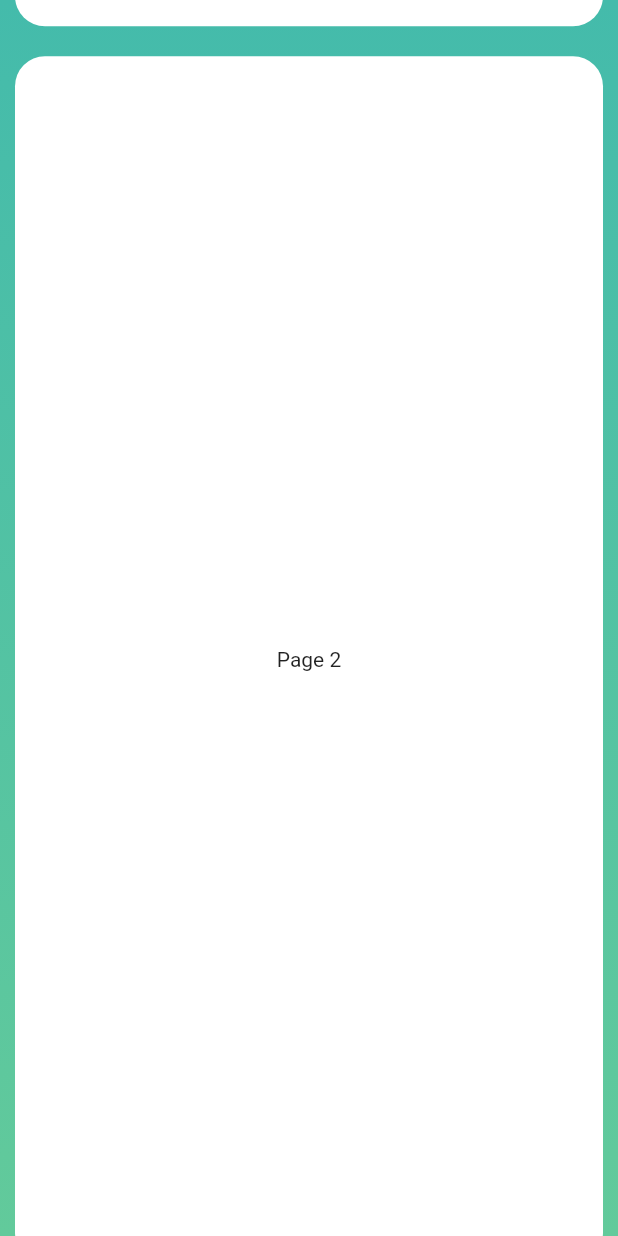
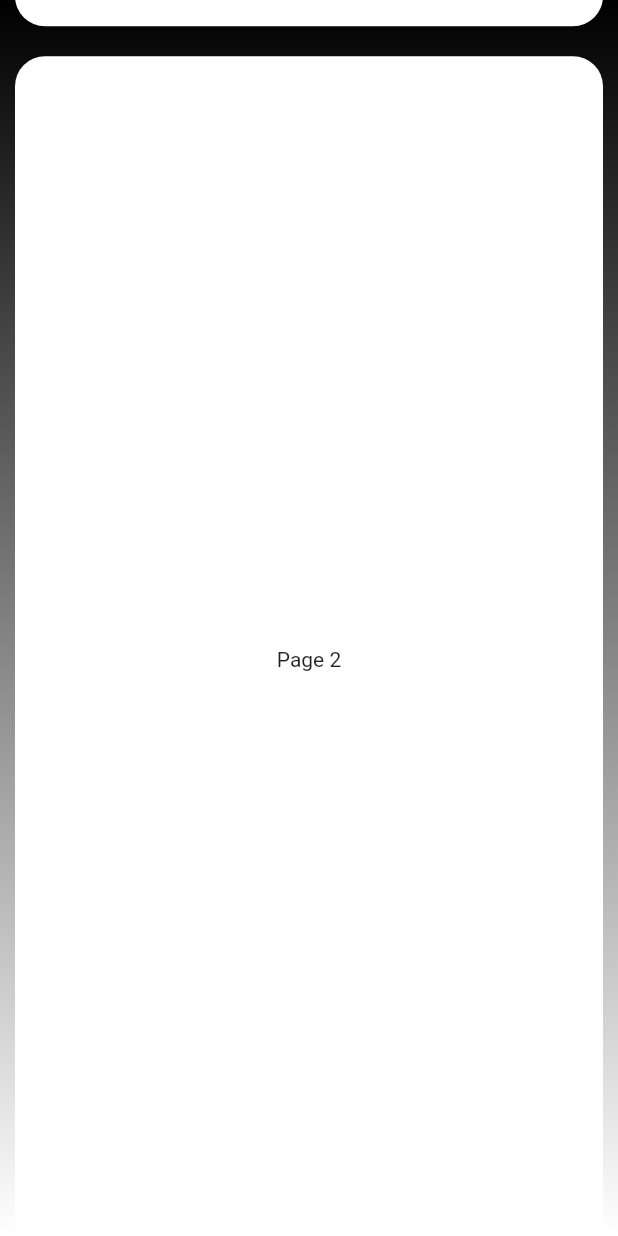
Before and after one commit to Kylsea/leav, a Flutter app: the screen it shows after launch, scrolled down 576 dp, on a phone screen of 412 x 824 dp. Run offline on Flutter 3.47's test engine with Material 2 defaults, Android fonts, the light colour scheme and no system bars; our stand-ins replace font_awesome_flutter.

Commit message:
v1.0.6 - Blue&Black
- Ignore deploy

```diff
--- a/lib/main.dart
+++ b/lib/main.dart
@@ -26,8 +26,8 @@ class _MainState extends State<Main> {
                 begin: Alignment.topCenter,
                 end: Alignment.bottomCenter,
                 colors: [
-                  Color(0xFF44BBAB),
-                  Color(0xFF62CA9B),
+                  Colors.black,
+                  Colors.white,
                 ],
               ),
             ),
@@ -62,7 +62,7 @@ class _MainState extends State<Main> {
                               fontSize: 60.0,
                               fontWeight: FontWeight.bold,
                               fontFamily: 'Source Sans Pro',
-                              color: Color(0xFF01B189),
+                              color: Color(0xFF303f9f),
                             ),
                           ),
                         ),
@@ -71,7 +71,7 @@ class _MainState extends State<Main> {
                         width: 150.0,
                         height: 150.0,
                         child: FloatingActionButton(
-                          splashColor: Color.fromRGBO(255, 255, 255, 0),
+                          //splashColor: Color.fromRGBO(255, 255, 255, 0),
                           child: SizedBox(
                             width: 75.0,
                             child: Icon(
@@ -97,7 +97,7 @@ class _MainState extends State<Main> {
                                   style: TextStyle(
                                     fontSize: 22.0,
                                     fontFamily: 'Source Sans Pro',
-                                    color: Color(0xFF737375),
+                                    color: Color(0xFF545454),
                                   ),
                                 ),
                               ),
@@ -108,8 +108,9 @@ class _MainState extends State<Main> {
                                 child: SliderTheme(
                                   data: SliderThemeData(
                                     trackHeight: 10.0,
-                                    activeTrackColor: Color(0xFF00C598),
-                                    inactiveTrackColor: Color(0xFFB2EDDF),
+                                    activeTrackColor: Color(0xFF0d47a1),
+                                    inactiveTrackColor: Color(0xFFbbdefb),
+                                    thumbColor: Color(0xFF0d47a1),
                                   ),
                                   child: Slider(
                                     value: _sliderValue.roundToDouble(),
```
Also changed, not shown: 1 other file.
